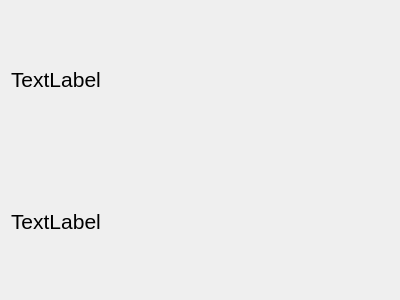
Vovadoes/CalculationDynamicViscosity, file window.ui: the form before one commit.
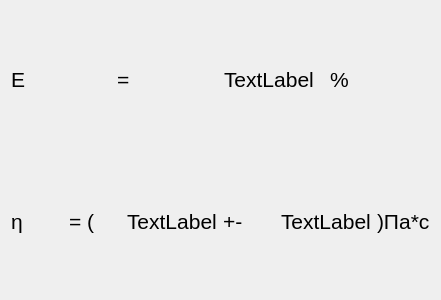
The form after the commit.

Diff of the .ui file:
```diff
--- a/window.ui
+++ b/window.ui
@@ -6,7 +6,7 @@
    <rect>
     <x>0</x>
     <y>0</y>
-    <width>400</width>
+    <width>441</width>
     <height>300</height>
    </rect>
   </property>
@@ -17,14 +17,16 @@
    <item row="0" column="0">
     <layout class="QVBoxLayout" name="verticalLayout">
      <item>
-      <widget class="QLabel" name="label_2">
+      <layout class="QHBoxLayout" name="horizontalLayout">
+       <item>
+        <widget class="QLabel" name="label_3">
        <property name="font">
         <font>
          <pointsize>16</pointsize>
         </font>
        </property>
        <property name="text">
-        <string>TextLabel</string>
+          <string>Ε</string>
        </property>
       </widget>
      </item>
@@ -36,9 +38,111 @@
         </font>
        </property>
        <property name="text">
+          <string>=</string>
+         </property>
+        </widget>
+       </item>
+       <item>
+        <widget class="QLabel" name="label_2">
+         <property name="font">
+          <font>
+           <pointsize>16</pointsize>
+          </font>
+         </property>
+         <property name="text">
         <string>TextLabel</string>
        </property>
       </widget>
+       </item>
+       <item>
+        <widget class="QLabel" name="label_4">
+         <property name="font">
+          <font>
+           <pointsize>16</pointsize>
+          </font>
+         </property>
+         <property name="text">
+          <string>%</string>
+         </property>
+        </widget>
+       </item>
+      </layout>
+     </item>
+     <item>
+      <layout class="QHBoxLayout" name="horizontalLayout_2">
+       <item>
+        <widget class="QLabel" name="label_5">
+         <property name="font">
+          <font>
+           <pointsize>16</pointsize>
+          </font>
+         </property>
+         <property name="text">
+          <string>η</string>
+         </property>
+        </widget>
+       </item>
+       <item>
+        <widget class="QLabel" name="label_6">
+         <property name="font">
+          <font>
+           <pointsize>16</pointsize>
+          </font>
+         </property>
+         <property name="text">
+          <string>= (</string>
+         </property>
+        </widget>
+       </item>
+       <item>
+        <widget class="QLabel" name="label_7">
+         <property name="font">
+          <font>
+           <pointsize>16</pointsize>
+          </font>
+         </property>
+         <property name="text">
+          <string>TextLabel</string>
+         </property>
+        </widget>
+       </item>
+       <item>
+        <widget class="QLabel" name="label_8">
+         <property name="font">
+          <font>
+           <pointsize>16</pointsize>
+          </font>
+         </property>
+         <property name="text">
+          <string>+-</string>
+         </property>
+        </widget>
+       </item>
+       <item>
+        <widget class="QLabel" name="label_9">
+         <property name="font">
+          <font>
+           <pointsize>16</pointsize>
+          </font>
+         </property>
+         <property name="text">
+          <string>TextLabel</string>
+         </property>
+        </widget>
+       </item>
+       <item>
+        <widget class="QLabel" name="label_10">
+         <property name="font">
+          <font>
+           <pointsize>16</pointsize>
+          </font>
+         </property>
+         <property name="text">
+          <string>)Па*с</string>
+         </property>
+        </widget>
+       </item>
+      </layout>
      </item>
     </layout>
    </item>
```
Lines whose indentation alone changed are shown as unchanged.
